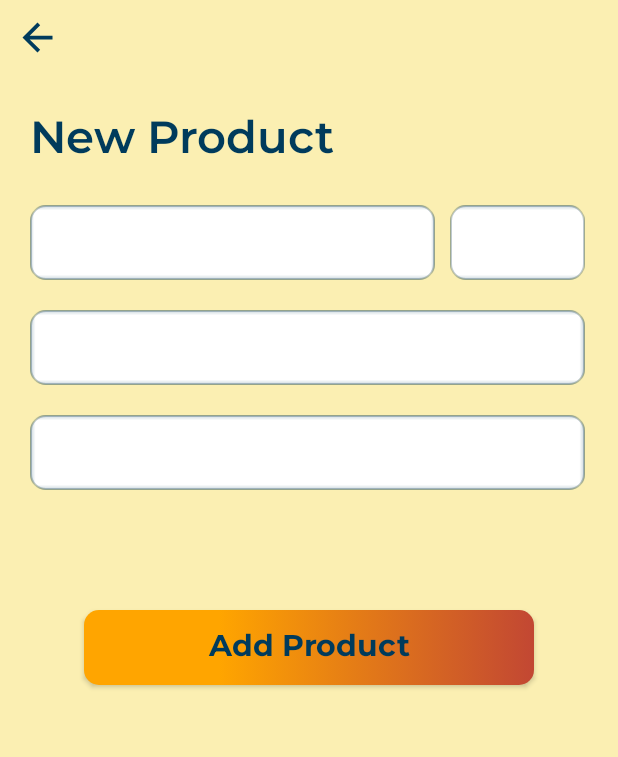
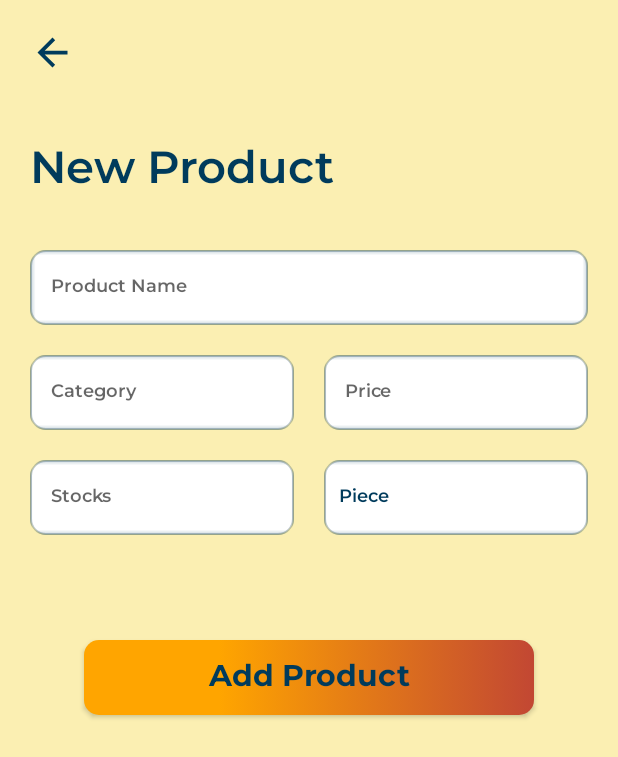
Before and after one commit to siv727/Huckster-Trial, an Android app: the EditProductActivity screen opened directly, with no data from a screen before it, on a phone screen of 412 x 824 dp. Shown: the top 757 px of the screen. Run offline under Robolectric (Android 15) with nearby library versions, the phone set to English and light mode, and no system bars.

Commit message:
refactor: Changed relative to linear layout

```diff
--- a/app/src/main/java/com/android/huckster/EditProductActivity.kt
+++ b/app/src/main/java/com/android/huckster/EditProductActivity.kt
@@ -2,6 +2,8 @@ package com.android.huckster
 
 import android.app.Activity
 import android.os.Bundle
+import android.widget.ArrayAdapter
+import android.widget.Spinner
 import androidx.activity.enableEdgeToEdge
 import androidx.appcompat.app.AppCompatActivity
 import androidx.core.view.ViewCompat
@@ -11,5 +13,13 @@ class EditProductActivity : Activity() {
     override fun onCreate(savedInstanceState: Bundle?) {
         super.onCreate(savedInstanceState)
         setContentView(R.layout.activity_edit_product)
+
+        val unitSpinner: Spinner = findViewById(R.id.unit_spinner)
+
+        val unitOptions = arrayOf("Piece", "Pack", "Box", "Kilogram")
+
+        val adapter = ArrayAdapter(this, R.layout.spinner_item, unitOptions)
+
+        unitSpinner.adapter = adapter
     }
 }
--- a/app/src/main/res/layout/activity_edit_product.xml
+++ b/app/src/main/res/layout/activity_edit_product.xml
@@ -1,21 +1,24 @@
 <?xml version="1.0" encoding="utf-8"?>
-<RelativeLayout xmlns:android="http://schemas.android.com/apk/res/android"
+<LinearLayout xmlns:android="http://schemas.android.com/apk/res/android"
     xmlns:app="http://schemas.android.com/apk/res-auto"
     xmlns:tools="http://schemas.android.com/tools"
     android:id="@+id/main"
     android:layout_width="match_parent"
     android:layout_height="match_parent"
+    android:orientation="vertical"
+    android:padding="20dp"
     tools:context=".EditProductActivity"
     android:background="@color/welcome_yellow">
 
+    <!-- Back Button -->
     <ImageView
         android:id="@+id/back_settings"
         android:layout_width="30dp"
         android:layout_height="30dp"
-        android:layout_marginStart="10dp"
-        android:layout_marginTop="10dp"
+        android:layout_marginBottom="10dp"
         android:src="@drawable/baseline_arrow_back_24" />
 
+    <!-- Title -->
     <TextView
         android:id="@+id/product"
         android:layout_width="wrap_content"
@@ -25,72 +28,99 @@
         android:textColor="@color/trade_blue"
         android:textSize="30sp"
         android:textStyle="bold"
-        android:layout_below="@id/back_settings"
-        android:layout_marginTop="30dp"
-        android:layout_marginStart="20dp"/>
+        android:layout_marginBottom="30dp"
+        android:layout_marginTop="30dp"/>
 
+    <!-- Product Name Input -->
     <EditText
         android:id="@+id/product_name"
-        android:layout_width="270dp"
+        android:layout_width="match_parent"
         android:layout_height="50dp"
-        android:paddingHorizontal="2sp"
-        android:layout_below="@id/product"
-        android:layout_marginStart="20dp"
+        android:paddingHorizontal="14dp"
         android:background="@drawable/inner_shadow"
         android:textSize="12sp"
         android:textColor="@color/trade_blue"
-        android:layout_marginTop="20dp"
-        android:fontFamily="@font/montserrat_semi_bold"/>
+        android:fontFamily="@font/montserrat_semi_bold"
+        android:hint="Product Name"
+        android:layout_marginBottom="20dp"/>
 
-    <Spinner
-        android:id="@+id/unit_spinner"
-        android:layout_width="90dp"
-        android:layout_height="50dp"
-        android:layout_toEndOf="@id/product_name"
-        android:layout_below="@id/product"
-        android:background="@drawable/inner_shadow"
-        android:layout_marginTop="20dp"
-        android:layout_marginStart="10dp"/>
+    <!-- Category & Price Row -->
+    <LinearLayout
+        android:layout_width="match_parent"
+        android:layout_height="wrap_content"
+        android:orientation="horizontal">
 
-    <EditText
-        android:id="@+id/category"
-        android:layout_width="370dp"
-        android:layout_height="50dp"
-        android:paddingHorizontal="2sp"
-        android:layout_below="@id/product_name"
-        android:layout_marginStart="20dp"
-        android:background="@drawable/inner_shadow"
-        android:textSize="12sp"
-        android:textColor="@color/trade_blue"
-        android:layout_marginTop="20dp"
-        android:fontFamily="@font/montserrat_semi_bold"/>
+        <EditText
+            android:id="@+id/category"
+            android:layout_width="0dp"
+            android:layout_height="50dp"
+            android:layout_weight="1"
+            android:paddingHorizontal="14dp"
+            android:background="@drawable/inner_shadow"
+            android:textSize="12sp"
+            android:textColor="@color/trade_blue"
+            android:fontFamily="@font/montserrat_semi_bold"
+            android:hint="Category"/>
 
-    <EditText
-        android:id="@+id/price"
-        android:layout_width="370dp"
-        android:layout_height="50dp"
-        android:paddingHorizontal="2sp"
-        android:layout_below="@id/category"
-        android:layout_marginStart="20dp"
-        android:background="@drawable/inner_shadow"
-        android:textSize="12sp"
-        android:textColor="@color/trade_blue"
-        android:layout_marginTop="20dp"
-        android:fontFamily="@font/montserrat_semi_bold"/>
+        <Space
+            android:layout_width="20dp"
+            android:layout_height="1dp"/>
 
+        <EditText
+            android:id="@+id/price"
+            android:layout_width="0dp"
+            android:layout_height="50dp"
+            android:layout_weight="1"
+            android:paddingHorizontal="14dp"
+            android:background="@drawable/inner_shadow"
+            android:textSize="12sp"
+            android:textColor="@color/trade_blue"
+            android:fontFamily="@font/montserrat_semi_bold"
+            android:hint="Price"/>
+    </LinearLayout>
+
+    <!-- Stock Count & Unit Spinner Row -->
+    <LinearLayout
+        android:layout_width="match_parent"
+        android:layout_height="wrap_content"
+        android:orientation="horizontal"
+        android:layout_marginTop="20dp">
+
+        <EditText
+            android:id="@+id/stock_count"
+            android:layout_width="0dp"
+            android:layout_height="50dp"
+            android:layout_weight="1"
+            android:paddingHorizontal="14dp"
+            android:background="@drawable/inner_shadow"
+            android:textSize="12sp"
+            android:textColor="@color/trade_blue"
+            android:fontFamily="@font/montserrat_semi_bold"
+            android:hint="Stocks"/>
+
+        <Space
+            android:layout_width="20dp"
+            android:layout_height="1dp"/>
+
+        <Spinner
+            android:id="@+id/unit_spinner"
+            android:layout_width="0dp"
+            android:layout_height="50dp"
+            android:layout_weight="1"
+            android:background="@drawable/inner_shadow"/>
+    </LinearLayout>
+
+    <!-- Add Product Button -->
     <Button
         android:id="@+id/button_login"
         android:layout_width="300dp"
         android:layout_height="50dp"
-        android:layout_below="@id/price"
-        android:layout_centerHorizontal="true"
-        android:layout_marginTop="80dp"
+        android:layout_gravity="center_horizontal"
+        android:layout_marginTop="70dp"
         android:background="@drawable/color_gradient_button"
         android:fontFamily="@font/montserrat_bold"
         android:text="Add Product"
         android:textAllCaps="false"
         android:textColor="@color/trade_blue"
-        android:textSize="20sp" />
-
-
-</RelativeLayout>
+        android:textSize="20sp"/>
+</LinearLayout>
--- /dev/null
+++ b/app/src/main/res/layout/spinner_item.xml
@@ -0,0 +1,9 @@
+<?xml version="1.0" encoding="utf-8"?>
+<TextView xmlns:android="http://schemas.android.com/apk/res/android"
+    android:layout_width="match_parent"
+    android:layout_height="wrap_content"
+    android:textSize="12sp"
+    android:textColor="@color/trade_blue"
+    android:padding="10dp"
+    android:gravity="start"
+    android:fontFamily="@font/montserrat_semi_bold"/>
```
